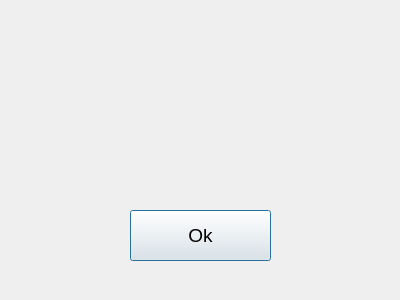
Old version of the form res/design/dialog.ui in the repository Xelopat/python_vk_mems.
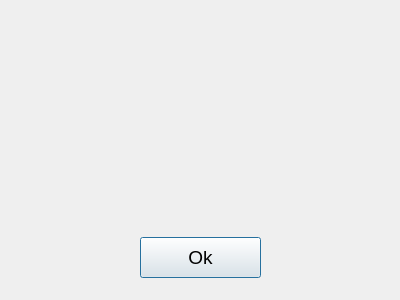
New version of the form.

```diff
--- a/res/design/dialog.ui
+++ b/res/design/dialog.ui
@@ -13,36 +13,18 @@
   <property name="windowTitle">
    <string>Dialog</string>
   </property>
-  <widget class="QPushButton" name="ok">
-   <property name="geometry">
-    <rect>
-     <x>130</x>
-     <y>210</y>
-     <width>141</width>
-     <height>51</height>
-    </rect>
-   </property>
-   <property name="font">
-    <font>
-     <pointsize>14</pointsize>
-    </font>
-   </property>
-   <property name="text">
-    <string>Ok</string>
-   </property>
-  </widget>
   <widget class="QLabel" name="label">
    <property name="geometry">
     <rect>
-     <x>130</x>
-     <y>100</y>
-     <width>141</width>
-     <height>31</height>
+     <x>20</x>
+     <y>90</y>
+     <width>361</width>
+     <height>81</height>
     </rect>
    </property>
    <property name="font">
     <font>
-     <pointsize>14</pointsize>
+     <pointsize>16</pointsize>
     </font>
    </property>
    <property name="text">
@@ -52,6 +34,24 @@
     <set>Qt::AlignCenter</set>
    </property>
   </widget>
+  <widget class="QPushButton" name="ok">
+   <property name="geometry">
+    <rect>
+     <x>140</x>
+     <y>237</y>
+     <width>121</width>
+     <height>41</height>
+    </rect>
+   </property>
+   <property name="font">
+    <font>
+     <pointsize>14</pointsize>
+    </font>
+   </property>
+   <property name="text">
+    <string>Ok</string>
+   </property>
+  </widget>
  </widget>
  <resources/>
  <connections/>
```
